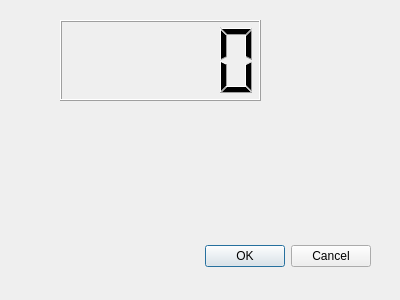
Before: the Qt Designer form dialog.ui in wenyue7/Interface_Plot, drawn with Qt 5.
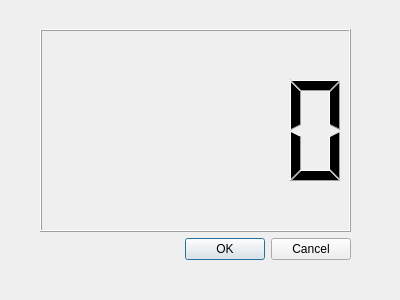
After: the same form once the commit is applied.

Commit message: 2018.10.11: add menubar toolbar statusbar

The edit to the form file:
```diff
--- a/dialog.ui
+++ b/dialog.ui
@@ -13,31 +13,30 @@
   <property name="windowTitle">
    <string>Dialog</string>
   </property>
-  <widget class="QDialogButtonBox" name="buttonBox">
+  <widget class="QWidget" name="gridLayoutWidget">
    <property name="geometry">
     <rect>
-     <x>30</x>
-     <y>240</y>
-     <width>341</width>
-     <height>32</height>
+     <x>40</x>
+     <y>29</y>
+     <width>311</width>
+     <height>231</height>
     </rect>
    </property>
-   <property name="orientation">
-    <enum>Qt::Horizontal</enum>
-   </property>
-   <property name="standardButtons">
-    <set>QDialogButtonBox::Cancel|QDialogButtonBox::Ok</set>
-   </property>
-  </widget>
-  <widget class="QLCDNumber" name="lcdNumber">
-   <property name="geometry">
-    <rect>
-     <x>60</x>
-     <y>20</y>
-     <width>201</width>
-     <height>81</height>
-    </rect>
-   </property>
+   <layout class="QGridLayout" name="gridLayout">
+    <item row="0" column="0">
+     <widget class="QLCDNumber" name="lcdNumber"/>
+    </item>
+    <item row="1" column="0">
+     <widget class="QDialogButtonBox" name="buttonBox">
+      <property name="orientation">
+       <enum>Qt::Horizontal</enum>
+      </property>
+      <property name="standardButtons">
+       <set>QDialogButtonBox::Cancel|QDialogButtonBox::Ok</set>
+      </property>
+     </widget>
+    </item>
+   </layout>
   </widget>
  </widget>
  <resources/>
```
The commit also changes 4 other files.
